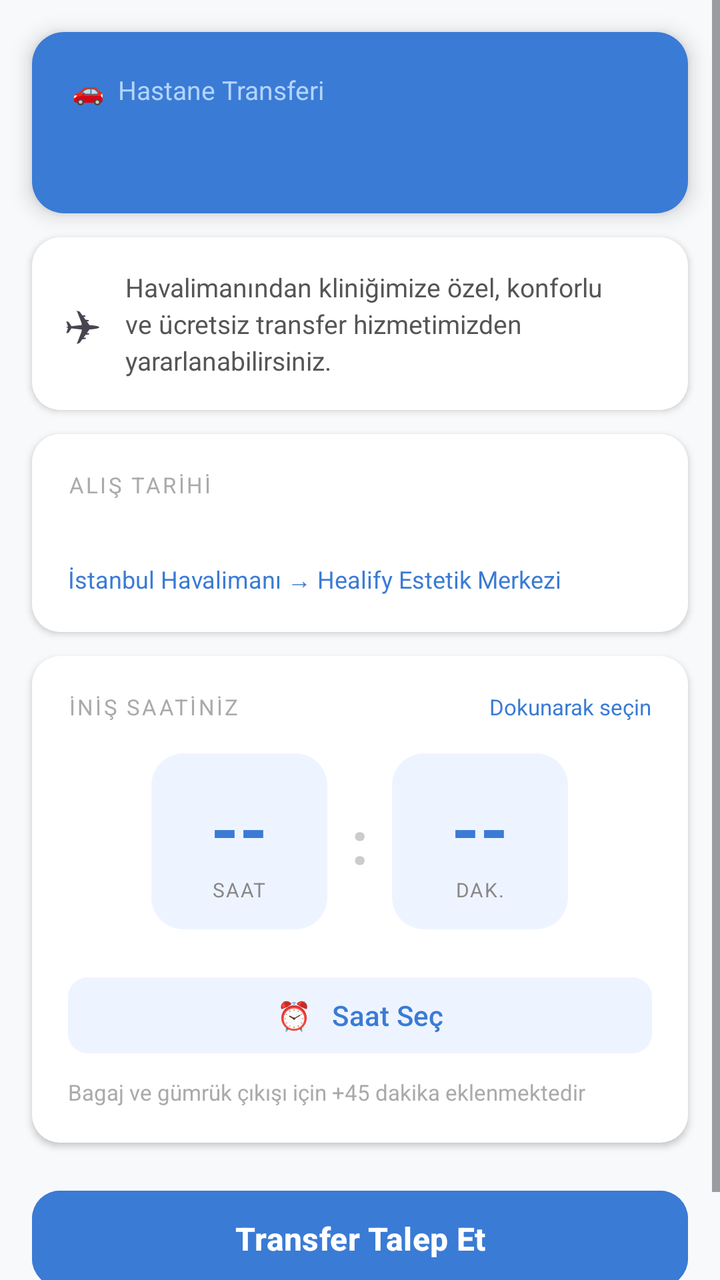
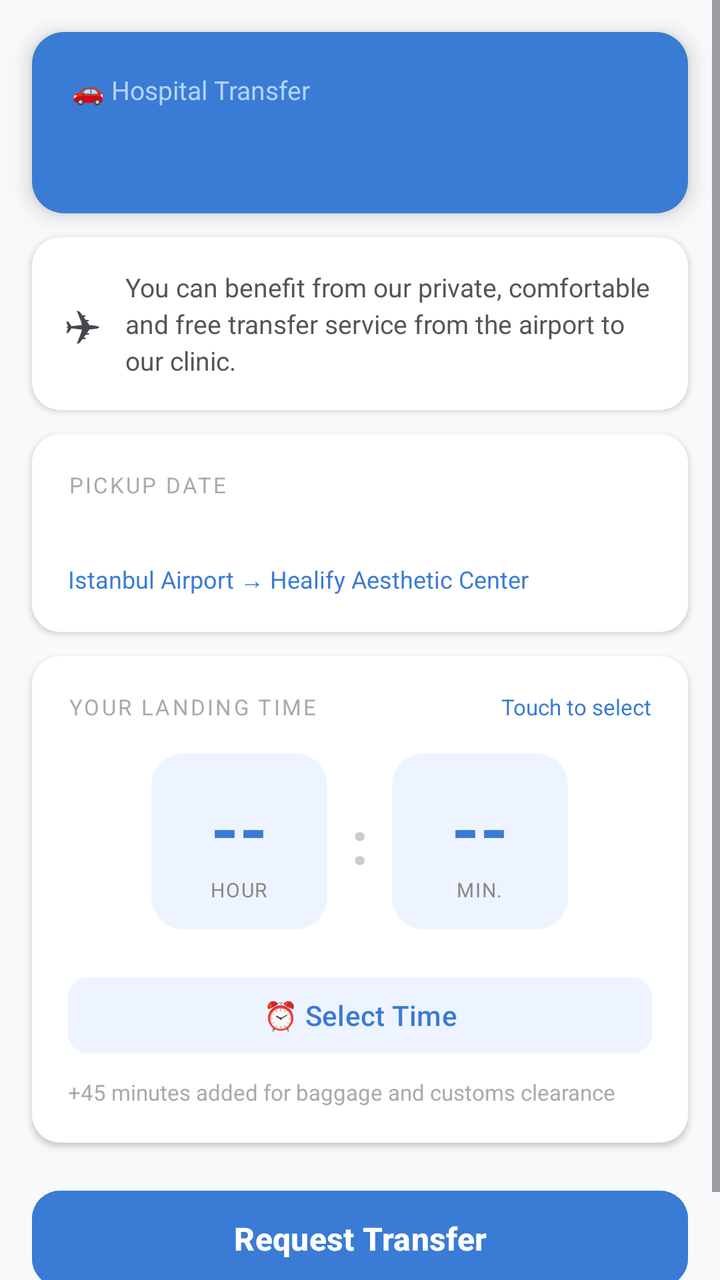

An Android layout rendered at two revisions. The XML below is the earlier revision; the diff shows what the commit changed to produce the second picture.
<!-- AndroidManifest.xml: application theme Theme.HealifyApp -->
<!-- res/layout/fragment_transfer.xml -->
<?xml version="1.0" encoding="utf-8"?>
<ScrollView xmlns:android="http://schemas.android.com/apk/res/android"
    xmlns:app="http://schemas.android.com/apk/res-auto"
    android:layout_width="match_parent"
    android:layout_height="match_parent"
    android:background="#F8F9FA"
    android:fillViewport="true">

    <LinearLayout
        android:layout_width="match_parent"
        android:layout_height="wrap_content"
        android:orientation="vertical"
        android:paddingBottom="40dp">

        
        <androidx.cardview.widget.CardView
            android:layout_width="match_parent"
            android:layout_height="wrap_content"
            android:layout_marginStart="16dp"
            android:layout_marginEnd="16dp"
            android:layout_marginTop="16dp"
            app:cardCornerRadius="16dp"
            app:cardElevation="6dp">
            <LinearLayout
                android:layout_width="match_parent"
                android:layout_height="wrap_content"
                android:orientation="vertical"
                android:padding="20dp"
                android:background="#3A7BD5">
                <TextView
                    android:layout_width="wrap_content"
                    android:layout_height="wrap_content"
                    android:text="🚗  Hastane Transferi"
                    android:textColor="#B3D4FF"
                    android:textSize="13sp" />
                <TextView
                    android:id="@+id/tvTransferDoctorName"
                    android:layout_width="wrap_content"
                    android:layout_height="wrap_content"
                    android:textColor="#FFFFFF"
                    android:textSize="20sp"
                    android:textStyle="bold"
                    android:layout_marginTop="6dp" />
            </LinearLayout>
        </androidx.cardview.widget.CardView>

        
        <androidx.cardview.widget.CardView
            android:layout_width="match_parent"
            android:layout_height="wrap_content"
            android:layout_marginStart="16dp"
            android:layout_marginEnd="16dp"
            android:layout_marginTop="12dp"
            app:cardCornerRadius="14dp"
            app:cardElevation="2dp">
            <LinearLayout
                android:layout_width="match_parent"
                android:layout_height="wrap_content"
                android:orientation="horizontal"
                android:gravity="center_vertical"
                android:padding="16dp"
                android:background="#FFFFFF">
                <TextView
                    android:layout_width="wrap_content"
                    android:layout_height="wrap_content"
                    android:text="✈"
                    android:textSize="22sp"
                    android:layout_marginEnd="12dp" />
                <TextView
                    android:layout_width="wrap_content"
                    android:layout_height="wrap_content"
                    android:text="Havalimanından kliniğimize özel, konforlu ve ücretsiz transfer hizmetimizden yararlanabilirsiniz."
                    android:textColor="#555555"
                    android:textSize="13sp"
                    android:lineSpacingExtra="3dp" />
            </LinearLayout>
        </androidx.cardview.widget.CardView>

        
        <androidx.cardview.widget.CardView
            android:layout_width="match_parent"
            android:layout_height="wrap_content"
            android:layout_marginStart="16dp"
            android:layout_marginEnd="16dp"
            android:layout_marginTop="12dp"
            app:cardCornerRadius="14dp"
            app:cardElevation="2dp">
            <LinearLayout
                android:layout_width="match_parent"
                android:layout_height="wrap_content"
                android:orientation="vertical"
                android:padding="18dp"
                android:background="#FFFFFF">
                <TextView
                    android:layout_width="wrap_content"
                    android:layout_height="wrap_content"
                    android:text="ALIŞ TARİHİ"
                    android:textColor="#AAAAAA"
                    android:textSize="11sp"
                    android:letterSpacing="0.1" />
                <TextView
                    android:id="@+id/tvTransferArrivalDate"
                    android:layout_width="wrap_content"
                    android:layout_height="wrap_content"
                    android:textColor="#1A1A1A"
                    android:textSize="16sp"
                    android:textStyle="bold"
                    android:layout_marginTop="6dp" />
                <TextView
                    android:layout_width="wrap_content"
                    android:layout_height="wrap_content"
                    android:text="İstanbul Havalimanı → Healify Estetik Merkezi"
                    android:textColor="#3A7BD5"
                    android:textSize="12sp"
                    android:layout_marginTop="4dp" />
            </LinearLayout>
        </androidx.cardview.widget.CardView>

        
        <androidx.cardview.widget.CardView
            android:layout_width="match_parent"
            android:layout_height="wrap_content"
            android:layout_marginStart="16dp"
            android:layout_marginEnd="16dp"
            android:layout_marginTop="12dp"
            app:cardCornerRadius="14dp"
            app:cardElevation="2dp">
            <LinearLayout
                android:layout_width="match_parent"
                android:layout_height="wrap_content"
                android:orientation="vertical"
                android:padding="18dp"
                android:background="#FFFFFF">

                <LinearLayout
                    android:layout_width="match_parent"
                    android:layout_height="wrap_content"
                    android:orientation="horizontal"
                    android:gravity="center_vertical">
                    <TextView
                        android:layout_width="0dp"
                        android:layout_height="wrap_content"
                        android:layout_weight="1"
                        android:text="İNİŞ SAATİNİZ"
                        android:textColor="#AAAAAA"
                        android:textSize="11sp"
                        android:letterSpacing="0.1" />
                    <TextView
                        android:layout_width="wrap_content"
                        android:layout_height="wrap_content"
                        android:text="Dokunarak seçin"
                        android:textColor="#3A7BD5"
                        android:textSize="11sp" />
                </LinearLayout>

                
                <LinearLayout
                    android:layout_width="wrap_content"
                    android:layout_height="wrap_content"
                    android:layout_gravity="center_horizontal"
                    android:layout_marginTop="16dp"
                    android:layout_marginBottom="4dp"
                    android:orientation="horizontal"
                    android:gravity="center_vertical">

                    <LinearLayout
                        android:layout_width="88dp"
                        android:layout_height="88dp"
                        android:orientation="vertical"
                        android:gravity="center"
                        android:background="@drawable/bg_picker_block">
                        <TextView
                            android:id="@+id/tvHourDisplay"
                            android:layout_width="wrap_content"
                            android:layout_height="wrap_content"
                            android:text="--"
                            android:textSize="36sp"
                            android:textStyle="bold"
                            android:textColor="#3A7BD5" />
                        <TextView
                            android:layout_width="wrap_content"
                            android:layout_height="wrap_content"
                            android:text="SAAT"
                            android:textSize="10sp"
                            android:textColor="#888888"
                            android:letterSpacing="0.06" />
                    </LinearLayout>

                    <TextView
                        android:layout_width="wrap_content"
                        android:layout_height="wrap_content"
                        android:text=":"
                        android:textSize="30sp"
                        android:textStyle="bold"
                        android:textColor="#CCCCCC"
                        android:paddingStart="12dp"
                        android:paddingEnd="12dp" />

                    <LinearLayout
                        android:layout_width="88dp"
                        android:layout_height="88dp"
                        android:orientation="vertical"
                        android:gravity="center"
                        android:background="@drawable/bg_picker_block">
                        <TextView
                            android:id="@+id/tvMinuteDisplay"
                            android:layout_width="wrap_content"
                            android:layout_height="wrap_content"
                            android:text="--"
                            android:textSize="36sp"
                            android:textStyle="bold"
                            android:textColor="#3A7BD5" />
                        <TextView
                            android:layout_width="wrap_content"
                            android:layout_height="wrap_content"
                            android:text="DAK."
                            android:textSize="10sp"
                            android:textColor="#888888"
                            android:letterSpacing="0.06" />
                    </LinearLayout>

                </LinearLayout>

                <Button
                    android:id="@+id/btnPickTime"
                    android:layout_width="match_parent"
                    android:layout_height="46dp"
                    android:layout_marginTop="16dp"
                    android:text="⏰   Saat Seç"
                    android:textSize="14sp"
                    android:backgroundTint="#EEF4FF"
                    android:textColor="#3A7BD5"
                    app:cornerRadius="10dp" />

                <TextView
                    android:layout_width="wrap_content"
                    android:layout_height="wrap_content"
                    android:text="Bagaj ve gümrük çıkışı için +45 dakika eklenmektedir"
                    android:textColor="#AAAAAA"
                    android:textSize="11sp"
                    android:layout_marginTop="8dp" />

            </LinearLayout>
        </androidx.cardview.widget.CardView>

        
        <Button
            android:id="@+id/btnRequestTransfer"
            android:layout_width="match_parent"
            android:layout_height="56dp"
            android:layout_marginStart="16dp"
            android:layout_marginEnd="16dp"
            android:layout_marginTop="20dp"
            android:text="Transfer Talep Et"
            android:textSize="16sp"
            android:textStyle="bold"
            android:backgroundTint="#3A7BD5"
            android:textColor="@android:color/white"
            app:cornerRadius="14dp" />

        
        <androidx.cardview.widget.CardView
            android:id="@+id/cardTransferConfirm"
            android:layout_width="match_parent"
            android:layout_height="wrap_content"
            android:layout_marginStart="16dp"
            android:layout_marginEnd="16dp"
            android:layout_marginTop="20dp"
            android:visibility="gone"
            app:cardCornerRadius="16dp"
            app:cardElevation="4dp">
            <LinearLayout
                android:layout_width="match_parent"
                android:layout_height="wrap_content"
                android:orientation="vertical"
                android:padding="20dp"
                android:background="#FFFFFF">

                <TextView
                    android:layout_width="wrap_content"
                    android:layout_height="wrap_content"
                    android:text="✓  Transferiniz Onaylandı!"
                    android:textColor="#2E7D32"
                    android:textSize="16sp"
                    android:textStyle="bold" />

                <View android:layout_width="match_parent" android:layout_height="1dp"
                    android:background="#F0F0F0" android:layout_marginTop="14dp" android:layout_marginBottom="14dp" />

                <LinearLayout android:layout_width="match_parent" android:layout_height="wrap_content" android:orientation="horizontal">
                    <LinearLayout android:layout_width="0dp" android:layout_height="wrap_content" android:layout_weight="1" android:orientation="vertical">
                        <TextView android:layout_width="wrap_content" android:layout_height="wrap_content"
                            android:text="SÜRÜCÜ" android:textColor="#AAAAAA" android:textSize="11sp" android:letterSpacing="0.1" />
                        <TextView android:id="@+id/tvDriverName" android:layout_width="wrap_content" android:layout_height="wrap_content"
                            android:textColor="#1A1A1A" android:textSize="16sp" android:textStyle="bold" android:layout_marginTop="4dp" />
                    </LinearLayout>
                    <LinearLayout android:layout_width="0dp" android:layout_height="wrap_content" android:layout_weight="1" android:orientation="vertical">
                        <TextView android:layout_width="wrap_content" android:layout_height="wrap_content"
                            android:text="ARAÇ" android:textColor="#AAAAAA" android:textSize="11sp" android:letterSpacing="0.1" />
                        <TextView android:id="@+id/tvVehicle" android:layout_width="wrap_content" android:layout_height="wrap_content"
                            android:textColor="#1A1A1A" android:textSize="16sp" android:textStyle="bold" android:layout_marginTop="4dp" />
                    </LinearLayout>
                </LinearLayout>

                <LinearLayout android:layout_width="match_parent" android:layout_height="wrap_content"
                    android:orientation="vertical" android:gravity="center" android:layout_marginTop="16dp"
                    android:padding="16dp" android:background="@drawable/bg_date_chip_today">
                    <TextView android:layout_width="wrap_content" android:layout_height="wrap_content"
                        android:text="PLAKA" android:textColor="#3A7BD5" android:textSize="11sp" android:letterSpacing="0.12" />
                    <TextView android:id="@+id/tvPlate" android:layout_width="wrap_content" android:layout_height="wrap_content"
                        android:textColor="#3A7BD5" android:textSize="32sp" android:textStyle="bold"
                        android:letterSpacing="0.08" android:layout_marginTop="4dp" />
                </LinearLayout>

                <View android:layout_width="match_parent" android:layout_height="1dp"
                    android:background="#F0F0F0" android:layout_marginTop="16dp" android:layout_marginBottom="14dp" />

                <TextView android:layout_width="wrap_content" android:layout_height="wrap_content"
                    android:text="ALIŞ" android:textColor="#AAAAAA" android:textSize="11sp" android:letterSpacing="0.1" />
                <TextView android:id="@+id/tvPickupInfo" android:layout_width="wrap_content" android:layout_height="wrap_content"
                    android:textColor="#1A1A1A" android:textSize="14sp" android:layout_marginTop="4dp" android:layout_marginBottom="12dp" />

                <TextView android:layout_width="wrap_content" android:layout_height="wrap_content"
                    android:text="HEDEF" android:textColor="#AAAAAA" android:textSize="11sp" android:letterSpacing="0.1" />
                <TextView android:layout_width="wrap_content" android:layout_height="wrap_content"
                    android:text="Healify Estetik Merkezi" android:textColor="#1A1A1A"
                    android:textSize="14sp" android:textStyle="bold" android:layout_marginTop="4dp" android:layout_marginBottom="16dp" />

                <Button android:id="@+id/btnGoToHotel" android:layout_width="match_parent" android:layout_height="52dp"
                    android:text="Otel Seçimine Geç  →" android:textSize="15sp" android:textStyle="bold"
                    android:backgroundTint="#3A7BD5" android:textColor="@android:color/white" app:cornerRadius="12dp" />

            </LinearLayout>
        </androidx.cardview.widget.CardView>

    </LinearLayout>
</ScrollView>
<!-- resources referenced by this layout -->
<resources>
  <!-- drawable bg_date_chip_today (drawable) -->
  <?xml version="1.0" encoding="utf-8"?>
  <shape xmlns:android="http://schemas.android.com/apk/res/android"
      android:shape="rectangle">
      <solid android:color="#EEF4FF" />
      <stroke android:width="1.5dp" android:color="#3A7BD5" />
      <corners android:radius="14dp" />
  </shape>
  <!-- drawable bg_picker_block (drawable) -->
  <?xml version="1.0" encoding="utf-8"?>
  <shape xmlns:android="http://schemas.android.com/apk/res/android"
      android:shape="rectangle">
      <solid android:color="#EEF4FF" />
      <corners android:radius="16dp" />
  </shape>
  <style name="Theme.HealifyApp" parent="Base.Theme.HealifyApp" />
  <style name="Base.Theme.HealifyApp" parent="Theme.Material3.DayNight.NoActionBar">
          
          
      </style>
</resources>

<!-- the commit's change to res/layout/fragment_transfer.xml (unified diff, before → after) -->
@@ -30,9 +30,10 @@
                 <TextView
                     android:layout_width="wrap_content"
                     android:layout_height="wrap_content"
-                    android:text="🚗  Hastane Transferi"
+                    android:text="@string/transfer_header"
                     android:textColor="#B3D4FF"
-                    android:textSize="13sp" />
+                    android:textSize="13sp"
+                    android:textAlignment="viewStart" />
                 <TextView
                     android:id="@+id/tvTransferDoctorName"
                     android:layout_width="wrap_content"
@@ -40,7 +41,8 @@
                     android:textColor="#FFFFFF"
                     android:textSize="20sp"
                     android:textStyle="bold"
-                    android:layout_marginTop="6dp" />
+                    android:layout_marginTop="6dp"
+                    android:textAlignment="viewStart" />
             </LinearLayout>
         </androidx.cardview.widget.CardView>
 
@@ -69,10 +71,11 @@
                 <TextView
                     android:layout_width="wrap_content"
                     android:layout_height="wrap_content"
-                    android:text="Havalimanından kliniğimize özel, konforlu ve ücretsiz transfer hizmetimizden yararlanabilirsiniz."
+                    android:text="@string/transfer_free_service"
                     android:textColor="#555555"
                     android:textSize="13sp"
-                    android:lineSpacingExtra="3dp" />
+                    android:lineSpacingExtra="3dp"
+                    android:textAlignment="viewStart" />
             </LinearLayout>
         </androidx.cardview.widget.CardView>
 
@@ -94,10 +97,11 @@
                 <TextView
                     android:layout_width="wrap_content"
                     android:layout_height="wrap_content"
-                    android:text="ALIŞ TARİHİ"
+                    android:text="@string/transfer_pickup_date"
                     android:textColor="#AAAAAA"
                     android:textSize="11sp"
-                    android:letterSpacing="0.1" />
+                    android:letterSpacing="0.1"
+                    android:textAlignment="viewStart" />
                 <TextView
                     android:id="@+id/tvTransferArrivalDate"
                     android:layout_width="wrap_content"
@@ -105,14 +109,16 @@
                     android:textColor="#1A1A1A"
                     android:textSize="16sp"
                     android:textStyle="bold"
-                    android:layout_marginTop="6dp" />
-                <TextView
-                    android:layout_width="wrap_content"
-                    android:layout_height="wrap_content"
-                    android:text="İstanbul Havalimanı → Healify Estetik Merkezi"
+                    android:layout_marginTop="6dp"
+                    android:textAlignment="viewStart" />
+                <TextView
+                    android:layout_width="wrap_content"
+                    android:layout_height="wrap_content"
+                    android:text="@string/transfer_airport_route"
                     android:textColor="#3A7BD5"
                     android:textSize="12sp"
-                    android:layout_marginTop="4dp" />
+                    android:layout_marginTop="4dp"
+                    android:textAlignment="viewStart" />
             </LinearLayout>
         </androidx.cardview.widget.CardView>
 
@@ -141,14 +147,15 @@
                         android:layout_width="0dp"
                         android:layout_height="wrap_content"
                         android:layout_weight="1"
-                        android:text="İNİŞ SAATİNİZ"
+                        android:text="@string/transfer_landing_time"
                         android:textColor="#AAAAAA"
                         android:textSize="11sp"
-                        android:letterSpacing="0.1" />
+                        android:letterSpacing="0.1"
+                        android:textAlignment="viewStart" />
                     <TextView
                         android:layout_width="wrap_content"
                         android:layout_height="wrap_content"
-                        android:text="Dokunarak seçin"
+                        android:text="@string/transfer_touch_to_select"
                         android:textColor="#3A7BD5"
                         android:textSize="11sp" />
                 </LinearLayout>
@@ -180,7 +187,7 @@
                         <TextView
                             android:layout_width="wrap_content"
                             android:layout_height="wrap_content"
-                            android:text="SAAT"
+                            android:text="@string/transfer_hour"
                             android:textSize="10sp"
                             android:textColor="#888888"
                             android:letterSpacing="0.06" />
@@ -213,7 +220,7 @@
                         <TextView
                             android:layout_width="wrap_content"
                             android:layout_height="wrap_content"
-                            android:text="DAK."
+                            android:text="@string/transfer_min"
                             android:textSize="10sp"
                             android:textColor="#888888"
                             android:letterSpacing="0.06" />
@@ -226,7 +233,7 @@
                     android:layout_width="match_parent"
                     android:layout_height="46dp"
                     android:layout_marginTop="16dp"
-                    android:text="⏰   Saat Seç"
+                    android:text="@string/transfer_pick_time_btn"
                     android:textSize="14sp"
                     android:backgroundTint="#EEF4FF"
                     android:textColor="#3A7BD5"
@@ -235,10 +242,11 @@
                 <TextView
                     android:layout_width="wrap_content"
                     android:layout_height="wrap_content"
-                    android:text="Bagaj ve gümrük çıkışı için +45 dakika eklenmektedir"
+                    android:text="@string/transfer_baggage_note"
                     android:textColor="#AAAAAA"
                     android:textSize="11sp"
-                    android:layout_marginTop="8dp" />
+                    android:layout_marginTop="8dp"
+                    android:textAlignment="viewStart" />
 
             </LinearLayout>
         </androidx.cardview.widget.CardView>
@@ -251,7 +259,7 @@
             android:layout_marginStart="16dp"
             android:layout_marginEnd="16dp"
             android:layout_marginTop="20dp"
-            android:text="Transfer Talep Et"
+            android:text="@string/transfer_request_btn"
             android:textSize="16sp"
             android:textStyle="bold"
             android:backgroundTint="#3A7BD5"
@@ -279,10 +287,11 @@
                 <TextView
                     android:layout_width="wrap_content"
                     android:layout_height="wrap_content"
-                    android:text="✓  Transferiniz Onaylandı!"
+                    android:text="@string/transfer_confirmed"
                     android:textColor="#2E7D32"
                     android:textSize="16sp"
-                    android:textStyle="bold" />
+                    android:textStyle="bold"
+                    android:textAlignment="viewStart" />
 
                 <View android:layout_width="match_parent" android:layout_height="1dp"
                     android:background="#F0F0F0" android:layout_marginTop="14dp" android:layout_marginBottom="14dp" />
@@ -290,15 +299,19 @@
                 <LinearLayout android:layout_width="match_parent" android:layout_height="wrap_content" android:orientation="horizontal">
                     <LinearLayout android:layout_width="0dp" android:layout_height="wrap_content" android:layout_weight="1" android:orientation="vertical">
                         <TextView android:layout_width="wrap_content" android:layout_height="wrap_content"
-                            android:text="SÜRÜCÜ" android:textColor="#AAAAAA" android:textSize="11sp" android:letterSpacing="0.1" />
+                            android:text="@string/transfer_driver" android:textColor="#AAAAAA" android:textSize="11sp" android:letterSpacing="0.1"
+                            android:textAlignment="viewStart" />
                         <TextView android:id="@+id/tvDriverName" android:layout_width="wrap_content" android:layout_height="wrap_content"
-                            android:textColor="#1A1A1A" android:textSize="16sp" android:textStyle="bold" android:layout_marginTop="4dp" />
+                            android:textColor="#1A1A1A" android:textSize="16sp" android:textStyle="bold" android:layout_marginTop="4dp"
+                            android:textAlignment="viewStart" />
                     </LinearLayout>
                     <LinearLayout android:layout_width="0dp" android:layout_height="wrap_content" android:layout_weight="1" android:orientation="vertical">
                         <TextView android:layout_width="wrap_content" android:layout_height="wrap_content"
-                            android:text="ARAÇ" android:textColor="#AAAAAA" android:textSize="11sp" android:letterSpacing="0.1" />
+                            android:text="@string/transfer_vehicle" android:textColor="#AAAAAA" android:textSize="11sp" android:letterSpacing="0.1"
+                            android:textAlignment="viewStart" />
                         <TextView android:id="@+id/tvVehicle" android:layout_width="wrap_content" android:layout_height="wrap_content"
-                            android:textColor="#1A1A1A" android:textSize="16sp" android:textStyle="bold" android:layout_marginTop="4dp" />
+                            android:textColor="#1A1A1A" android:textSize="16sp" android:textStyle="bold" android:layout_marginTop="4dp"
+                            android:textAlignment="viewStart" />
                     </LinearLayout>
                 </LinearLayout>
 
@@ -306,7 +319,7 @@
                     android:orientation="vertical" android:gravity="center" android:layout_marginTop="16dp"
                     android:padding="16dp" android:background="@drawable/bg_date_chip_today">
                     <TextView android:layout_width="wrap_content" android:layout_height="wrap_content"
-                        android:text="PLAKA" android:textColor="#3A7BD5" android:textSize="11sp" android:letterSpacing="0.12" />
+                        android:text="@string/transfer_plate" android:textColor="#3A7BD5" android:textSize="11sp" android:letterSpacing="0.12" />
                     <TextView android:id="@+id/tvPlate" android:layout_width="wrap_content" android:layout_height="wrap_content"
                         android:textColor="#3A7BD5" android:textSize="32sp" android:textStyle="bold"
                         android:letterSpacing="0.08" android:layout_marginTop="4dp" />
@@ -316,18 +329,22 @@
                     android:background="#F0F0F0" android:layout_marginTop="16dp" android:layout_marginBottom="14dp" />
 
                 <TextView android:layout_width="wrap_content" android:layout_height="wrap_content"
-                    android:text="ALIŞ" android:textColor="#AAAAAA" android:textSize="11sp" android:letterSpacing="0.1" />
+                    android:text="@string/transfer_pickup_label" android:textColor="#AAAAAA" android:textSize="11sp" android:letterSpacing="0.1"
+                    android:textAlignment="viewStart" />
                 <TextView android:id="@+id/tvPickupInfo" android:layout_width="wrap_content" android:layout_height="wrap_content"
-                    android:textColor="#1A1A1A" android:textSize="14sp" android:layout_marginTop="4dp" android:layout_marginBottom="12dp" />
+                    android:textColor="#1A1A1A" android:textSize="14sp" android:layout_marginTop="4dp" android:layout_marginBottom="12dp"
+                    android:textAlignment="viewStart" />
 
                 <TextView android:layout_width="wrap_content" android:layout_height="wrap_content"
-                    android:text="HEDEF" android:textColor="#AAAAAA" android:textSize="11sp" android:letterSpacing="0.1" />
+                    android:text="@string/transfer_destination" android:textColor="#AAAAAA" android:textSize="11sp" android:letterSpacing="0.1"
+                    android:textAlignment="viewStart" />
                 <TextView android:layout_width="wrap_content" android:layout_height="wrap_content"
-                    android:text="Healify Estetik Merkezi" android:textColor="#1A1A1A"
-                    android:textSize="14sp" android:textStyle="bold" android:layout_marginTop="4dp" android:layout_marginBottom="16dp" />
+                    android:text="@string/transfer_destination_name" android:textColor="#1A1A1A"
+                    android:textSize="14sp" android:textStyle="bold" android:layout_marginTop="4dp" android:layout_marginBottom="16dp"
+                    android:textAlignment="viewStart" />
 
                 <Button android:id="@+id/btnGoToHotel" android:layout_width="match_parent" android:layout_height="52dp"
-                    android:text="Otel Seçimine Geç  →" android:textSize="15sp" android:textStyle="bold"
+                    android:text="@string/transfer_to_hotel_btn" android:textSize="15sp" android:textStyle="bold"
                     android:backgroundTint="#3A7BD5" android:textColor="@android:color/white" app:cornerRadius="12dp" />
 
             </LinearLayout>
<!-- resource entries referenced after the edit -->
@@ -15,6 +15,25 @@
       <solid android:color="#EEF4FF" />
       <corners android:radius="16dp" />
   </shape>
+  <string name="transfer_airport_route">Istanbul Airport → Healify Aesthetic Center</string>
+  <string name="transfer_baggage_note">+45 minutes added for baggage and customs clearance</string>
+  <string name="transfer_confirmed">✓  Your Transfer is Confirmed!</string>
+  <string name="transfer_destination">DESTINATION</string>
+  <string name="transfer_destination_name">Healify Aesthetic Center</string>
+  <string name="transfer_driver">DRIVER</string>
+  <string name="transfer_free_service">You can benefit from our private, comfortable and free transfer service from the airport to our clinic.</string>
+  <string name="transfer_header">🚗  Hospital Transfer</string>
+  <string name="transfer_hour">HOUR</string>
+  <string name="transfer_landing_time">YOUR LANDING TIME</string>
+  <string name="transfer_min">MIN.</string>
+  <string name="transfer_pick_time_btn">⏰   Select Time</string>
+  <string name="transfer_pickup_date">PICKUP DATE</string>
+  <string name="transfer_pickup_label">PICKUP</string>
+  <string name="transfer_plate">PLATE</string>
+  <string name="transfer_request_btn">Request Transfer</string>
+  <string name="transfer_to_hotel_btn">Proceed to Hotel Selection  →</string>
+  <string name="transfer_touch_to_select">Touch to select</string>
+  <string name="transfer_vehicle">VEHICLE</string>
   <style name="Theme.HealifyApp" parent="Base.Theme.HealifyApp" />
   <style name="Base.Theme.HealifyApp" parent="Theme.Material3.DayNight.NoActionBar">
           
